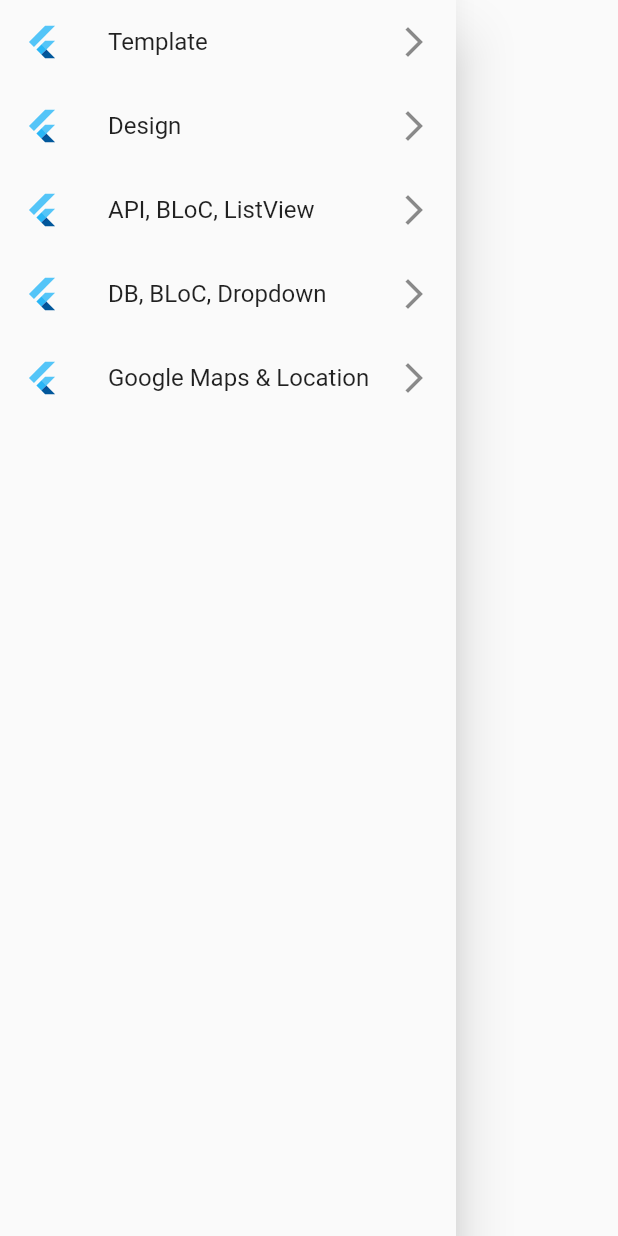
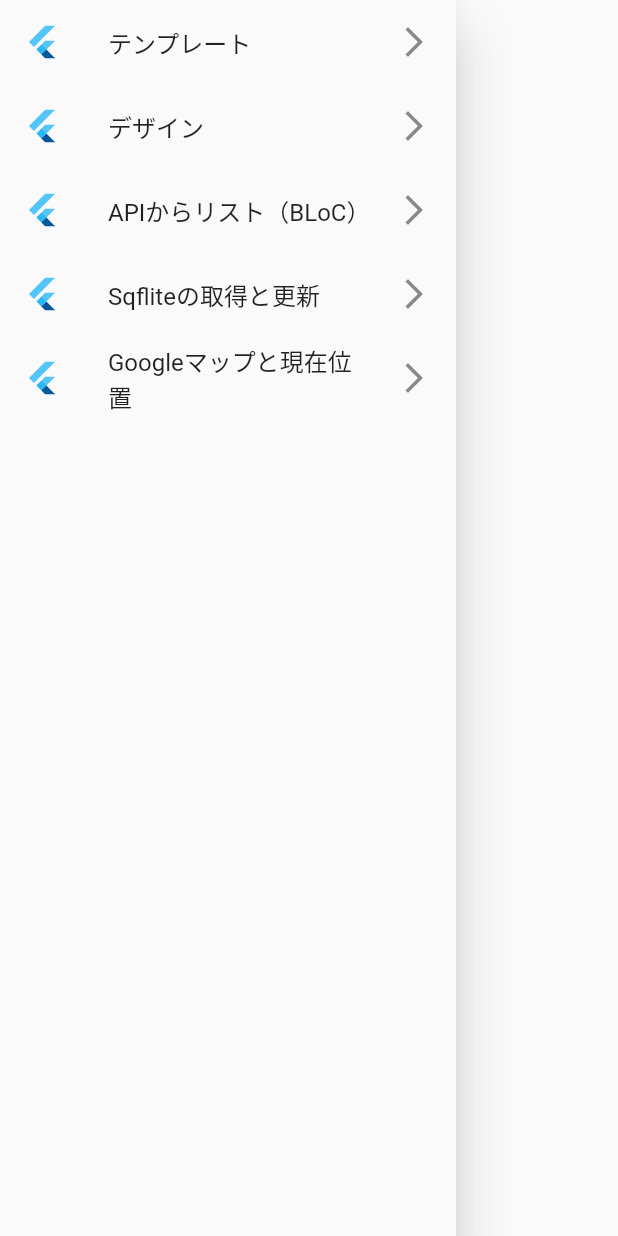
Before and after one commit to rectangle0123/flutter_examples, a Flutter app: the Menu widget shown alone on an empty page, opened directly, on a phone screen of 412 x 824 dp. Run offline on Flutter 3.47's test engine with Material 2 defaults, Android fonts, the phone set to English and light mode, and no system bars; our stand-ins replace google_maps_flutter, location, sqflite; missing offline and left inert: circular_menu; accounts and stored records are empty.

Commit message:
メニュータイトルとコメント見直し

```diff
--- a/lib/menu.dart
+++ b/lib/menu.dart
@@ -8,7 +8,8 @@ import 'src/005/index.dart' as s005;
 
 /// メニュー
 class Menu extends StatelessWidget {
-  final List<ListItem> items = [
+  // アイテム
+  final List<ListItem> _items = [
     ListItem(s000.Index.title, (_) => s000.Index()),
     ListItem(s001.Index.title, (_) => s001.Index()),
     ListItem(s002.Index.title, (_) => s002.Index()),
@@ -20,14 +21,14 @@ class Menu extends StatelessWidget {
   Widget build(BuildContext context) {
     return Drawer(
       child: ListView(
-        children: List.generate(items.length, (index) {
+        children: List.generate(_items.length, (index) {
           return ListTile(
             leading: FlutterLogo(),
-            title: Text('${items[index].title}'),
+            title: Text('${_items[index].title}'),
             trailing: Icon(Icons.arrow_forward_ios),
             onTap: () {
               Navigator.push(context,
-                  MaterialPageRoute(builder: items[index].func));
+                  MaterialPageRoute(builder: _items[index].func));
             },
           );
         }),
--- a/lib/src/000/index.dart
+++ b/lib/src/000/index.dart
@@ -2,7 +2,8 @@ import 'package:flutter/material.dart';
 
 /// Index
 class Index extends StatelessWidget {
-  static const title = 'Template';
+  /// タイトル
+  static const title = 'テンプレート';
 
   @override
   Widget build(BuildContext context) {
--- a/lib/src/001/index.dart
+++ b/lib/src/001/index.dart
@@ -4,8 +4,13 @@ import 'package:circular_menu/circular_menu.dart';
 import 'package:flutter/material.dart';
 
 /// Index
+///
+/// 使用パッケージ
+/// - circular_menu
 class Index extends StatelessWidget {
-  static const title = 'Design';
+  /// タイトル
+  static const title = 'デザイン';
+
   @override
   Widget build(BuildContext context) {
     return Theme(
@@ -88,6 +93,7 @@ class CustomCircularMenu extends StatelessWidget {
   }
 }
 
+/// ボタンシャドウ
 class CustomBoxShadow extends BoxShadow {
   CustomBoxShadow() : super(
     color: Colors.black45,
--- a/lib/src/002/api.dart
+++ b/lib/src/002/api.dart
@@ -17,10 +17,13 @@ class Api {
     'rnlimit': '10',
   };
 
+  /// インスタンス
   static final Api _instance = Api._();
 
+  /// コンストラクタ
   Api._();
 
+  /// ファクトリコンストラクタ
   factory Api() => _instance;
 
   /// リクエスト
--- a/lib/src/002/bloc.dart
+++ b/lib/src/002/bloc.dart
@@ -5,10 +5,10 @@ import 'item.dart';
 
 /// BLoC
 class Bloc extends ChangeNotifier {
-  // アイテムリスト
+  /// アイテムリスト
   List<Item> items = [];
 
-  // アイテムリストの更新
+  /// アイテムリストの更新
   Future<void> update() async {
     // アイテムリストをAPIから取得する
     items = await Api().request();
--- a/lib/src/002/index.dart
+++ b/lib/src/002/index.dart
@@ -9,8 +9,8 @@ import 'bloc.dart';
 /// - http
 /// - provider
 class Index extends StatelessWidget {
-  // タイトル
-  static const title = 'API, BLoC, ListView';
+  /// タイトル
+  static const title = 'APIからリスト（BLoC）';
 
   @override
   Widget build(BuildContext context) {
@@ -50,7 +50,6 @@ class List extends StatelessWidget {
 
 /// カード
 class SampleCard extends StatelessWidget {
-  // タイトル
   final String title;
 
   SampleCard(this.title);
--- a/lib/src/002/item.dart
+++ b/lib/src/002/item.dart
@@ -1,10 +1,11 @@
 /// アイテム
 class Item {
-  // ID
+  /// ID
   final int id;
-  // タイトル
+  /// タイトル
   final String title;
 
+  /// コンストラクタ
   Item(this.id, this.title);
 
   /// ファクトリコンストラクタ
--- a/lib/src/003/index.dart
+++ b/lib/src/003/index.dart
@@ -11,7 +11,7 @@ import 'bloc.dart';
 /// - provider
 class Index extends StatelessWidget {
   // タイトル
-  static const title = 'DB, BLoC, Dropdown';
+  static const title = 'Sqfliteの取得と更新';
 
   @override
   Widget build(BuildContext context) {
--- a/lib/src/003/sqlite_handler.dart
+++ b/lib/src/003/sqlite_handler.dart
@@ -5,15 +5,18 @@ import 'package:sqflite/sqflite.dart';
 
 /// データベース（シングルトン）
 class SqliteHandler {
-  // インスタンス
+  /// インスタンス
   static final SqliteHandler _instance = SqliteHandler._();
   // DB
   Database _database;
 
+  /// コンストラクタ
   SqliteHandler._();
 
+  /// ファクトリコンストラクタ
   factory SqliteHandler() => _instance;
 
+  /// DB取得
   get database async {
     if (_database != null) return _database;
     _database = await _open();
--- a/lib/src/005/index.dart
+++ b/lib/src/005/index.dart
@@ -11,7 +11,7 @@ import 'package:location/location.dart';
 /// - location
 class Index extends StatelessWidget {
   // タイトル
-  static const title = 'Google Maps & Location';
+  static const title = 'Googleマップと現在位置';
 
   @override
   Widget build(BuildContext context) {
```
Also changed, not shown: lib/src/003/bloc.dart (+4 -3 lines).
